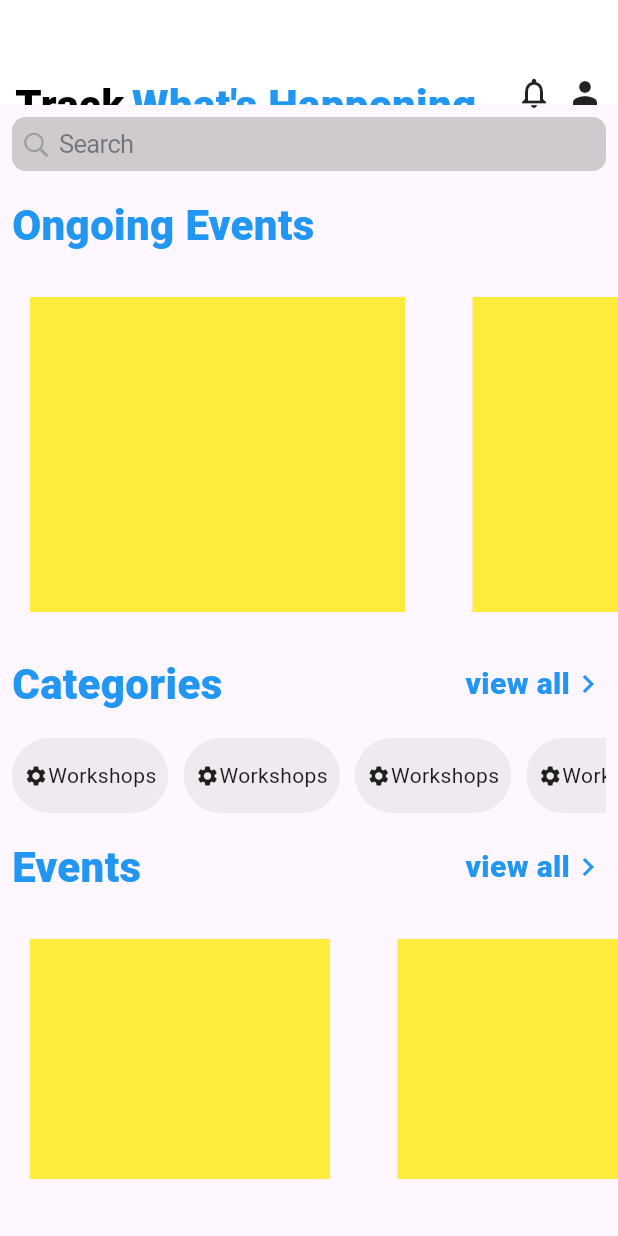
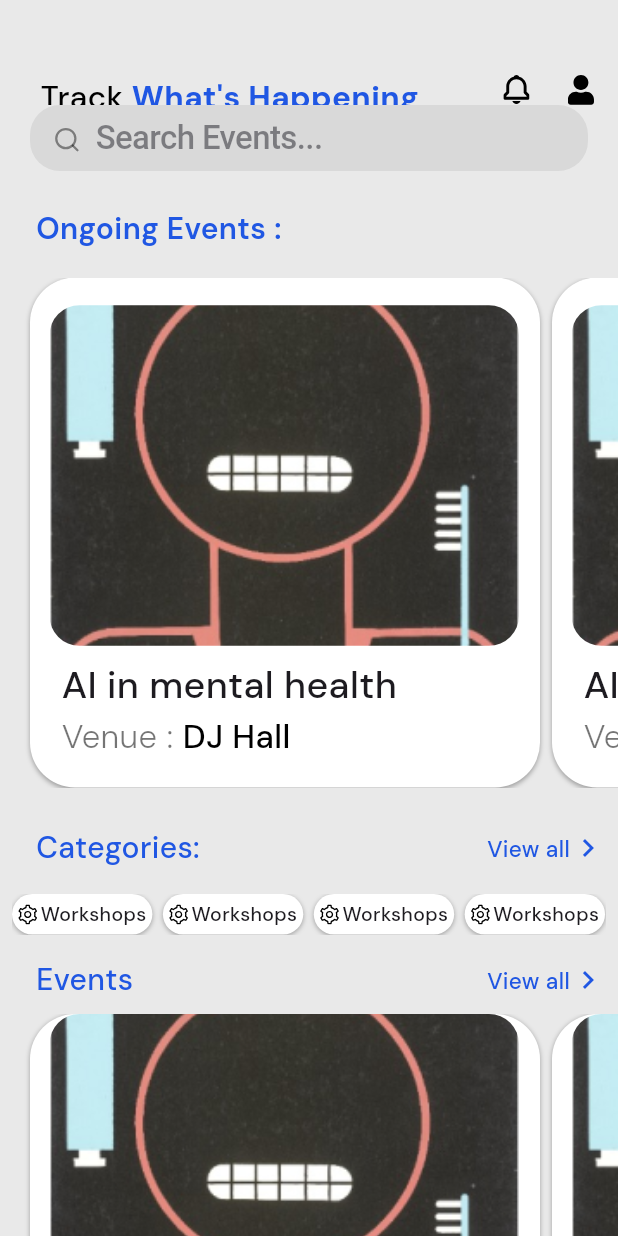
Before and after one commit to abhijithgkrishna/user_iedc, a Flutter app: the screen it shows after launch, on a phone screen of 412 x 824 dp. Run offline on Flutter 3.47's test engine with Material 2 defaults, Android fonts, the phone set to English and light mode, and no system bars; our stand-ins replace flutter_svg, google_fonts.

Commit message:
ui refining not complete

```diff
--- a/lib/main.dart
+++ b/lib/main.dart
@@ -19,7 +19,6 @@ class MyApp extends StatelessWidget {
         useMaterial3: true,
       ),
       home: const HomePage(),
-
     );
   }
 }
--- a/lib/pages/home_page.dart
+++ b/lib/pages/home_page.dart
@@ -1,6 +1,12 @@
-import 'package:flutter/cupertino.dart';
 import 'package:flutter/material.dart';
+import 'package:google_fonts/google_fonts.dart';
 import 'package:user_iedc/pages/categories_page.dart';
+import 'package:user_iedc/widgets/event_card.dart';
+
+import '../widgets/app_bar.dart';
+import '../widgets/category_tile.dart';
+import '../widgets/category_title.dart';
+import '../widgets/search_bar.dart';
 
 class HomePage extends StatelessWidget {
   const HomePage({super.key});
@@ -8,6 +14,7 @@ class HomePage extends StatelessWidget {
   @override
   Widget build(BuildContext context) {
     return Scaffold(
+      backgroundColor: Color(0xFFE9E9E9),
       appBar: PreferredSize(
         preferredSize: const Size.fromHeight(70),
         child: Container(
@@ -16,24 +23,40 @@ class HomePage extends StatelessWidget {
           child: const AppBarWidget(),
         ),
       ),
-      body: ListView(
-        children: const [
-          SearchWidget(),
+      body: SafeArea(
+        child: ListView(
+          children: [
+            const SearchWidget(),
             Padding(
-            padding: EdgeInsets.all(8.0),
-            child: TextWidget(
-              title: 'Ongoing Events',
-              size: 28,
-              textcolor: Colors.blue,
+              padding: const EdgeInsets.all(8.0),
+              child: Padding(
+                padding: const EdgeInsets.only(
+                  left: 16,
+                  top: 16,
+                  bottom: 10,
+                ),
+                child: Text(
+                  'Ongoing Events :',
+                  style: GoogleFonts.dmSans(
+                      fontSize: 20,
+                      fontWeight: FontWeight.w600,
+                      color: const Color(0xFF2057E3)),
                 ),
               ),
-          ScrollingCardWidget(
-            width: 250,
-            height: 250,
             ),
-          CategoryTitleWidget(
-            title: 'Categories',
+            const ScrollingCardWidget(
+              width: 340,
+              height: 340,
+            ),
+            const SizedBox(
+              height: 1,
+            ),
+            const Padding(
+              padding: EdgeInsets.only(top: 17),
+              child: CategoryTitleWidget(
+                title: 'Categories:',
                 route: CategoriesPage(),
+              ),
             ),
             CategoryScrollWidget(),
             CategoryTitleWidget(
@@ -46,89 +69,6 @@ class HomePage extends StatelessWidget {
             ),
           ],
         ),
-    );
-  }
-}
-
-class CategoryScrollWidget extends StatelessWidget {
-  const CategoryScrollWidget({
-    super.key,
-  });
-
-  @override
-  Widget build(BuildContext context) {
-    return Padding(
-      padding: const EdgeInsets.all(8.0),
-      child: SizedBox(
-        height: 50,
-        child: ListView.separated(
-          scrollDirection: Axis.horizontal,
-          itemBuilder: (ctx, index) => Container(
-            decoration: const BoxDecoration(
-                color: Color.fromARGB(77, 206, 202, 202),
-                borderRadius: BorderRadius.all(Radius.elliptical(50, 50))),
-            child: const Padding(
-              padding: EdgeInsets.all(8.0),
-              child: Row(
-                children: [
-                  Icon(
-                    Icons.settings,
-                    size: 16,
-                  ),
-                  Text('Workshops'),
-                ],
-              ),
-            ),
-          ),
-          separatorBuilder: (ctx, index) => const SizedBox(
-            width: 10,
-          ),
-          itemCount: 10,
-        ),
-      ),
-    );
-  }
-}
-
-class CategoryTitleWidget extends StatelessWidget {
-  final String title;
-  final Widget route;
-  const CategoryTitleWidget({
-    required this.title,
-    super.key,
-    required this.route,
-  });
-
-  @override
-  Widget build(BuildContext context) {
-    return Padding(
-      padding: const EdgeInsets.all(8.0),
-      child: Row(
-        mainAxisAlignment: MainAxisAlignment.spaceBetween,
-        children: [
-          TextWidget(
-            title: title,
-            size: 28,
-            textcolor: Colors.blue,
-          ),
-          Row(
-            children: [
-              InkWell(
-                onTap: () => Navigator.of(context)
-                    .push(MaterialPageRoute(builder: (context) => route)),
-                child: TextWidget(
-                  title: 'view all',
-                  size: 20,
-                  textcolor: Colors.blue,
-                ),
-              ),
-              Icon(
-                Icons.navigate_next,
-                color: Colors.blue,
-              )
-            ],
-          ),
-        ],
       ),
     );
   }
@@ -148,13 +88,16 @@ class ScrollingCardWidget extends StatelessWidget {
     return SizedBox(
       height: height,
       child: ListView.separated(
+        padding: const EdgeInsets.only(
+          left: 20,
+          right: 20,
+        ),
         scrollDirection: Axis.horizontal,
-        itemBuilder: (ctx, index) => CardWidget(
-          width: width,
-          height: height,
+        itemBuilder: (ctx, index) => EventCard(
+          big: true,
         ),
         separatorBuilder: (ctx, index) => const SizedBox(
-          width: 5,
+          width: 8,
         ),
         itemCount: 10,
       ),
@@ -186,86 +129,6 @@ class CardWidget extends StatelessWidget {
   }
 }
 
-class SearchWidget extends StatelessWidget {
-  const SearchWidget({
-    super.key,
-  });
-
-  @override
-  Widget build(BuildContext context) {
-    return Padding(
-      padding: const EdgeInsets.all(8.0),
-      child: CupertinoSearchTextField(
-        backgroundColor: Colors.grey.withOpacity(0.5),
-        prefixIcon: const Icon(
-          CupertinoIcons.search,
-          color: Colors.grey,
-        ),
-        suffixIcon: const Icon(
-          CupertinoIcons.xmark_circle_fill,
-          color: Colors.grey,
-        ),
-        style: const TextStyle(
-          color: Colors.white,
-        ),
-      ),
-    );
-  }
-}
-
-class AppBarWidget extends StatelessWidget {
-  const AppBarWidget({
-    super.key,
-  });
-
-  @override
-  Widget build(BuildContext context) {
-    return const Padding(
-      padding: EdgeInsets.only(top: 50),
-      child: Row(
-        mainAxisAlignment: MainAxisAlignment.spaceBetween,
-        children: [
-          Row(
-            children: [
-              SizedBox(
-                width: 10,
-              ),
-              Text(
-                'Track',
-                style: TextStyle(
-                  color: Colors.black,
-                  fontSize: 28,
-                  fontWeight: FontWeight.w900,
-                ),
-              ),
-              SizedBox(
-                width: 5,
-              ),
-              TextWidget(
-                title: "What's Happening",
-                size: 28,
-                textcolor: Colors.blue,
-              ),
-            ],
-          ),
-          Row(
-            children: [
-              Icon(Icons.notifications_outlined),
-              SizedBox(
-                width: 10,
-              ),
-              Icon(Icons.person),
-              SizedBox(
-                width: 10,
-              ),
-            ],
-          ),
-        ],
-      ),
-    );
-  }
-}
-
 class TextWidget extends StatelessWidget {
   final String title;
   final double size;
--- /dev/null
+++ b/lib/widgets/app_bar.dart
@@ -0,0 +1,56 @@
+import 'package:flutter/material.dart';
+import 'package:flutter_svg/svg.dart';
+import 'package:google_fonts/google_fonts.dart';
+
+class AppBarWidget extends StatelessWidget {
+  const AppBarWidget({
+    super.key,
+  });
+
+  @override
+  Widget build(BuildContext context) {
+    return Expanded(
+      child: Container(
+        decoration: const BoxDecoration(
+          color: Color(0xFFE9E9E9),
+        ),
+        padding: const EdgeInsets.only(top: 50),
+        child: Row(
+          children: [
+            Padding(
+              padding: const EdgeInsets.only(left: 27, right: 55),
+              child: Text.rich(
+                TextSpan(
+                  text: "Track ",
+                  style: GoogleFonts.dmSans(
+                    color: Colors.black,
+                    fontWeight: FontWeight.w500,
+                    fontSize: 21,
+                  ),
+                  children: [
+                    TextSpan(
+                        text: "What's Happening",
+                        style: GoogleFonts.dmSans(
+                          color: Color(0xFF2057E3),
+                          fontWeight: FontWeight.bold,
+                          fontSize: 21,
+                        ))
+                  ],
+                ),
+              ),
+            ),
+            Row(
+              children: [
+                SvgPicture.asset('assets/bell.svg'),
+                SizedBox(
+                  width: 23,
+                ),
+                SvgPicture.asset('assets/avatar.svg'),
+              ],
+            ),
+          ],
+        ),
+      ),
+    );
+  }
+}
--- /dev/null
+++ b/lib/widgets/category_tile.dart
@@ -0,0 +1,57 @@
+import 'package:flutter/material.dart';
+import 'package:flutter_svg/svg.dart';
+import 'package:google_fonts/google_fonts.dart';
+
+class CategoryScrollWidget extends StatelessWidget {
+  const CategoryScrollWidget({
+    super.key,
+  });
+
+  @override
+  Widget build(BuildContext context) {
+    return Padding(
+      padding: const EdgeInsets.all(8.0),
+      child: SizedBox(
+        height: 27,
+        child: ListView.separated(
+          scrollDirection: Axis.horizontal,
+          itemBuilder: (context, index) => Container(
+            decoration: BoxDecoration(
+              color: Colors.white,
+              borderRadius: BorderRadius.circular(16),
+              boxShadow: const [
+                BoxShadow(
+                  color: Colors.grey,
+                  offset: Offset(0.0, 1.0), //(x,y)
+                  blurRadius: 2.0,
+                ),
+              ],
+            ),
+            child: Row(
+              children: [
+                Padding(
+                  padding: const EdgeInsets.fromLTRB(4.0, 0, 2, 0),
+                  child: SvgPicture.asset('assets/gear.svg'),
+                ),
+                Padding(
+                  padding: const EdgeInsets.only(right: 4),
+                  child: Text(
+                    'Workshops',
+                    style: GoogleFonts.dmSans(
+                      fontSize: 13,
+                      fontWeight: FontWeight.w500,
+                    ),
+                  ),
+                ),
+              ],
+            ),
+          ),
+          separatorBuilder: (context, index) => const SizedBox(
+            width: 7,
+          ),
+          itemCount: 10,
+        ),
+      ),
+    );
+  }
+}
--- /dev/null
+++ b/lib/widgets/category_title.dart
@@ -0,0 +1,54 @@
+import 'package:flutter/material.dart';
+import 'package:google_fonts/google_fonts.dart';
+
+class CategoryTitleWidget extends StatelessWidget {
+  final String title;
+  final Widget route;
+  const CategoryTitleWidget({
+    required this.title,
+    super.key,
+    required this.route,
+  });
+
+  @override
+  Widget build(BuildContext context) {
+    return Padding(
+      padding: const EdgeInsets.all(8.0),
+      child: Row(
+        mainAxisAlignment: MainAxisAlignment.spaceBetween,
+        children: [
+          Padding(
+            padding: const EdgeInsets.only(left: 16),
+            child: Text(
+              title,
+              style: GoogleFonts.dmSans(
+                fontWeight: FontWeight.w500,
+                fontSize: 20,
+                color: Color(0xff2057E3),
+              ),
+            ),
+          ),
+          Row(
+            children: [
+              InkWell(
+                  onTap: () => Navigator.of(context)
+                      .push(MaterialPageRoute(builder: (context) => route)),
+                  child: Text(
+                    'View all',
+                    style: GoogleFonts.dmSans(
+                      fontSize: 15,
+                      fontWeight: FontWeight.w500,
+                      color: Color(0xff2057E3),
+                    ),
+                  )),
+              Icon(
+                Icons.navigate_next,
+                color: Color(0xff2057E3),
+              )
+            ],
+          ),
+        ],
+      ),
+    );
+  }
+}
--- a/lib/widgets/event_card.dart
+++ b/lib/widgets/event_card.dart
@@ -2,16 +2,28 @@ import 'package:flutter/material.dart';
 import 'package:google_fonts/google_fonts.dart';
 
 class EventCard extends StatelessWidget {
-  const EventCard({super.key});
+  final bool big;
+
+  const EventCard({
+    super.key,
+    required this.big,
+  });
 
   @override
   Widget build(BuildContext context) {
     return Container(
-      height: 341,
-      width: 339,
+      height: big ? 340 : 240,
+      width: big ? 340 : 240,
       decoration: BoxDecoration(
         color: Colors.white,
         borderRadius: BorderRadius.circular(30),
+        boxShadow: const [
+          BoxShadow(
+            color: Colors.grey,
+            offset: Offset(0.0, 1.0), //(x,y)
+            blurRadius: 2.0,
+          ),
+        ],
       ),
       child: Padding(
         padding: const EdgeInsets.only(
@@ -25,8 +37,8 @@ class EventCard extends StatelessWidget {
             ClipRRect(
               borderRadius: BorderRadius.circular(20),
               child: SizedBox(
-                height: 227,
-                width: 313,
+                height: big ? 227 : 180,
+                width: big ? 313 : 220,
                 child: Image.asset(
                   "assets/image1.png",
                   fit: BoxFit.cover,
--- /dev/null
+++ b/lib/widgets/search_bar.dart
@@ -0,0 +1,40 @@
+import 'package:flutter/cupertino.dart';
+import 'package:flutter/material.dart';
+import 'package:flutter_svg/flutter_svg.dart';
+import 'package:google_fonts/google_fonts.dart';
+
+class SearchWidget extends StatelessWidget {
+  const SearchWidget({
+    super.key,
+  });
+
+  @override
+  Widget build(BuildContext context) {
+    return Padding(
+      padding: const EdgeInsets.only(
+        left: 20,
+        right: 20,
+      ),
+      child: CupertinoSearchTextField(
+        padding: const EdgeInsets.only(
+          bottom: 9,
+          top: 9,
+        ),
+        decoration: BoxDecoration(
+          color: const Color.fromARGB(18, 0, 0, 0),
+          borderRadius: BorderRadius.circular(20),
+        ),
+        prefixIcon: Padding(
+          padding:
+              const EdgeInsets.only(top: 5, left: 10, right: 10, bottom: 2),
+          child: SvgPicture.asset('assets/search_bell.svg'),
+        ),
+        placeholder: 'Search Events...',
+        style: GoogleFonts.darkerGrotesque(
+            color: const Color(0x18000000),
+            fontSize: 22,
+            fontWeight: FontWeight.w500),
+      ),
+    );
+  }
+}
--- a/pubspec.yaml
+++ b/pubspec.yaml
@@ -35,6 +35,7 @@ dependencies:
   # Use with the CupertinoIcons class for iOS style icons.
   cupertino_icons: ^1.0.2
   google_fonts: ^6.1.0
+  flutter_svg: ^2.0.7
 
 dev_dependencies:
   flutter_test:
@@ -59,7 +60,7 @@ flutter:
 
   # To add assets to your application, add an assets section, like this:
   assets:
-    - assets/image1.png
+    - assets/
 
   # An image asset can refer to one or more resolution-specific "variants", see
   # https://flutter.dev/assets-and-images/#resolution-aware
```
Also changed, not shown: assets/avatar.svg (added), assets/bell.svg (added), assets/gear.svg (added), assets/search_bell.svg (added), pubspec.lock. Lines whose indentation alone changed are shown as unchanged.
